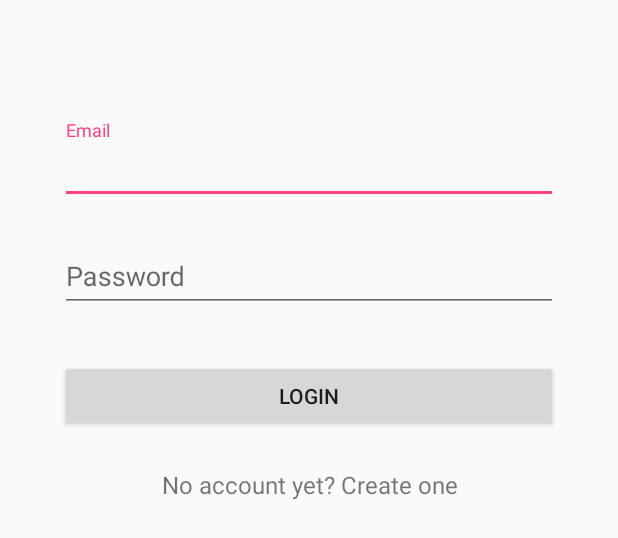
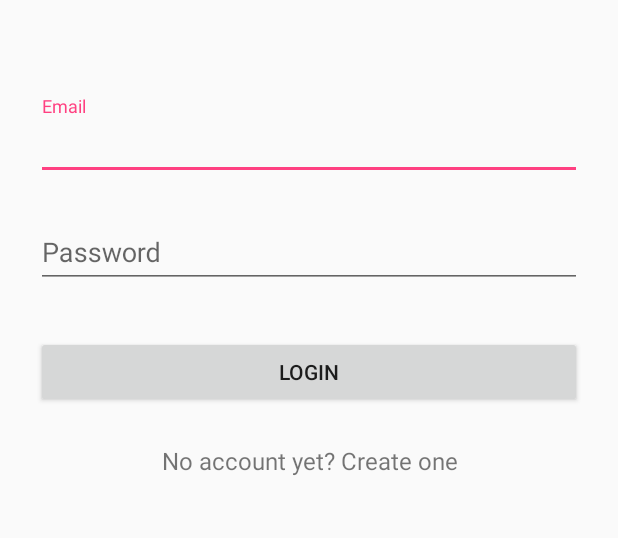
Before and after one commit to PadraigPowell/StudentAdvice, an Android app: the layout fragment_login.xml on its own in the app's theme, with its tools: preview values and no code run, on a phone screen of 412 x 824 dp. Shown: the top 538 px of the screen. Run offline under Robolectric (Android 15) with nearby library versions, the light colour scheme and no system bars.

Commit message:
Update To login and signup

```diff
--- a/app/build.gradle
+++ b/app/build.gradle
@@ -27,7 +27,7 @@ dependencies {
     androidTestCompile('com.android.support.test.espresso:espresso-core:2.2.2', {
         exclude group: 'com.android.support', module: 'support-annotations'
     })
-    //compile 'com.google.android.gms:play-services-appindexing:10.2.0'
+    compile 'com.facebook.android:facebook-android-sdk:[4,5)'
     compile 'com.google.firebase:firebase-database:10.2.0'
     compile 'com.google.android.gms:play-services:10.2.0'
     compile 'com.google.firebase:firebase-core:10.2.0'
--- a/app/src/main/AndroidManifest.xml
+++ b/app/src/main/AndroidManifest.xml
@@ -18,7 +18,6 @@
             android:theme="@style/AppTheme.NoActionBar">
             <intent-filter>
                 <action android:name="android.intent.action.MAIN" />
-
                 <category android:name="android.intent.category.LAUNCHER" />
             </intent-filter>
         </activity><!-- ATTENTION: This was auto-generated to add Google Play services to your project for
--- a/app/src/main/java/project/year/afinal/studentadvice/Login.java
+++ b/app/src/main/java/project/year/afinal/studentadvice/Login.java
@@ -13,6 +13,8 @@ import android.view.ViewGroup;
 import android.widget.Button;
 import android.widget.EditText;
 import android.widget.TextView;
+import com.facebook.FacebookSdk;
+import com.facebook.appevents.AppEventsLogger;
 
 
 /**
@@ -81,7 +83,6 @@ public class Login extends Fragment implements View.OnClickListener{
             FragmentManager fragmentManager = getFragmentManager();
             FragmentTransaction fragmentTransaction = fragmentManager.beginTransaction();
             fragmentTransaction.replace(R.id.fragment_container, fragment);
-            //fragmentTransaction.addToBackStack("Signup");
             fragmentTransaction.commit();
         }
     }
--- a/app/src/main/res/layout/fragment_login.xml
+++ b/app/src/main/res/layout/fragment_login.xml
@@ -1,15 +1,9 @@
-<ScrollView xmlns:android="http://schemas.android.com/apk/res/android"
+<RelativeLayout xmlns:android="http://schemas.android.com/apk/res/android"
     xmlns:tools="http://schemas.android.com/tools"
-    android:layout_width="match_parent"
-    android:layout_height="match_parent"
-    android:paddingBottom="@dimen/activity_vertical_margin"
-    android:paddingTop="@dimen/activity_vertical_margin"
-    android:paddingLeft="@dimen/activity_horizontal_margin"
-    android:paddingRight="@dimen/activity_horizontal_margin"
+    android:layout_width="fill_parent"
+    android:layout_height="fill_parent"
     android:fitsSystemWindows="true"
     tools:context="project.year.afinal.studentadvice.Login">
-
-    <!-- TODO: Update blank fragment layout -->
 
     <LinearLayout
         android:paddingTop="56dp"
@@ -17,10 +11,7 @@
         android:paddingRight="24dp"
         android:orientation="vertical"
         android:layout_width="match_parent"
-        android:layout_height="wrap_content">
-
-        <!--
-             -->
+        android:layout_height="match_parent">
 
         <!-- Email Label -->
         <android.support.design.widget.TextInputLayout
@@ -28,7 +19,7 @@
             android:layout_height="wrap_content"
             android:layout_marginTop="8dp"
             android:layout_marginBottom="8dp">
-            <EditText android:id="@+id/input_email"
+            <EditText android:id="@+id/editTextEmail"
                 android:layout_width="match_parent"
                 android:layout_height="wrap_content"
                 android:inputType="textEmailAddress"
@@ -66,4 +57,4 @@
             android:gravity="center"
             android:textSize="16dip"/>
    </LinearLayout>
-</ScrollView>
+</RelativeLayout>
--- a/build.gradle
+++ b/build.gradle
@@ -16,6 +16,7 @@ buildscript {
 allprojects {
     repositories {
         jcenter()
+        mavenCentral()
     }
 }
 
```
Also changed, not shown: app/src/main/res/layout/fragment_signup.xml (+3 -8 lines).
